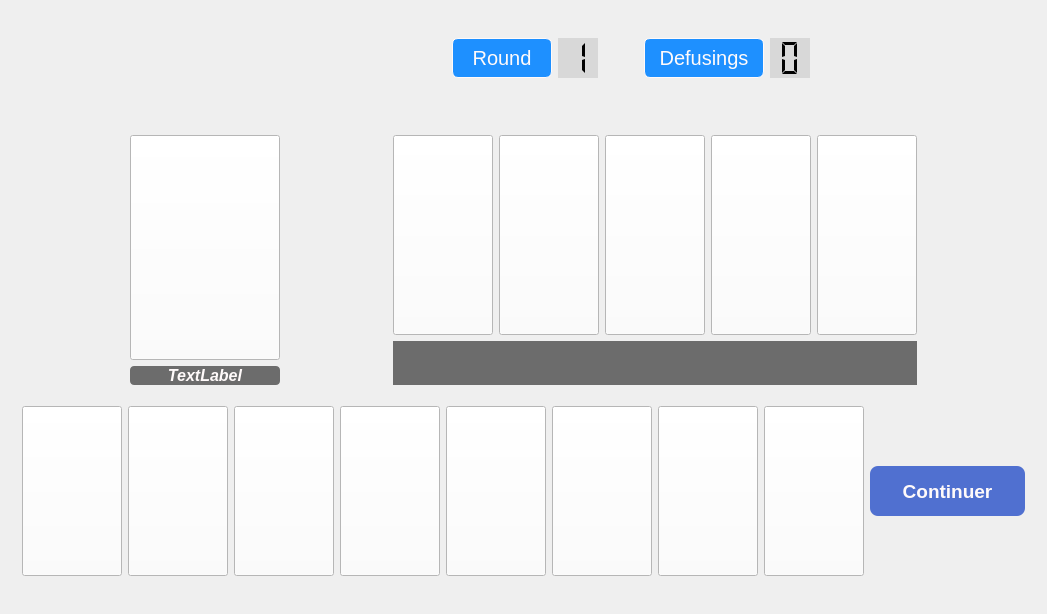
Qt form ui/ui/mainwindow.ui (NadjibBelaribi/time-bomb-game) before a commit.
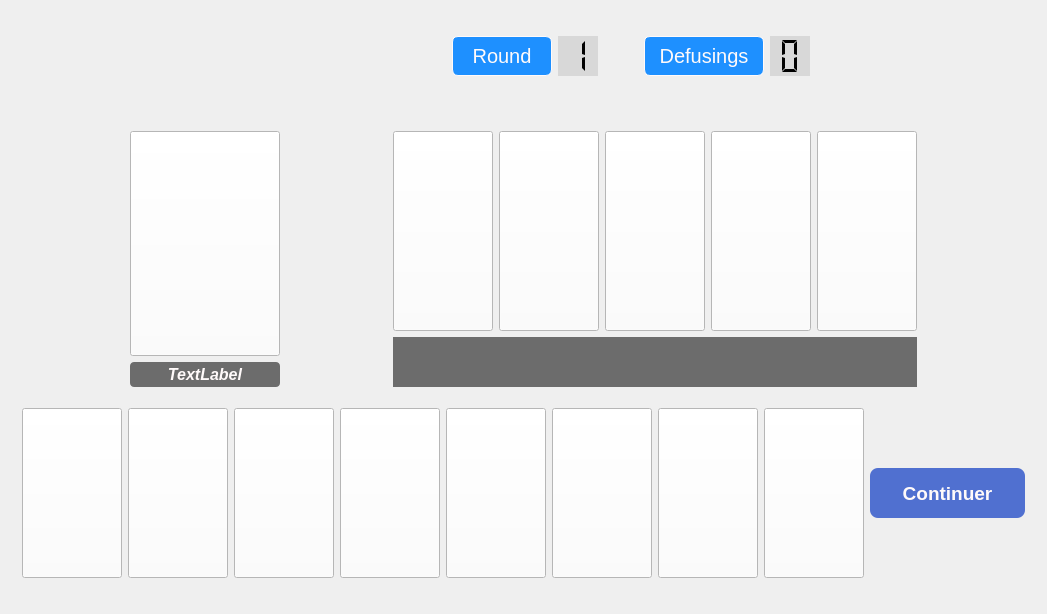
The same form after that commit. Icons and pictures are not drawn.

The edit to the form file:
```diff
--- a/ui/ui/mainwindow.ui
+++ b/ui/ui/mainwindow.ui
@@ -1657,6 +1657,18 @@
             </item>
             <item>
              <widget class="QLabel" name="status">
+              <property name="minimumSize">
+               <size>
+                <width>0</width>
+                <height>50</height>
+               </size>
+              </property>
+              <property name="maximumSize">
+               <size>
+                <width>16777215</width>
+                <height>50</height>
+               </size>
+              </property>
               <property name="font">
                <font>
                 <family>Noto Sans Lao</family>
```
